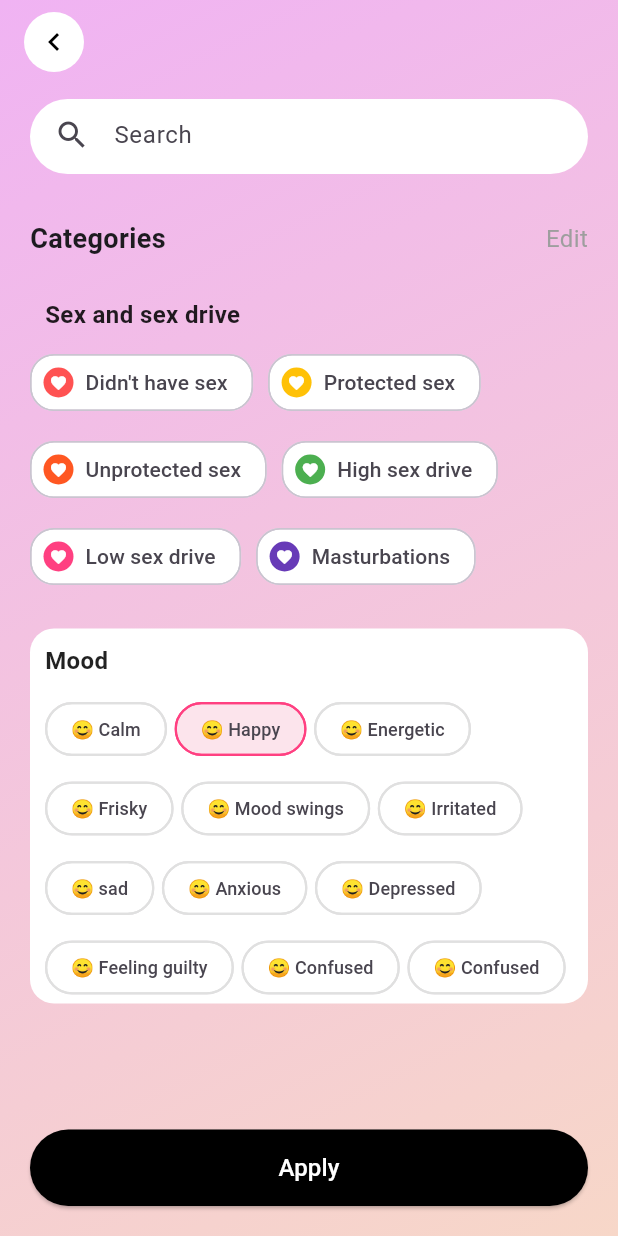
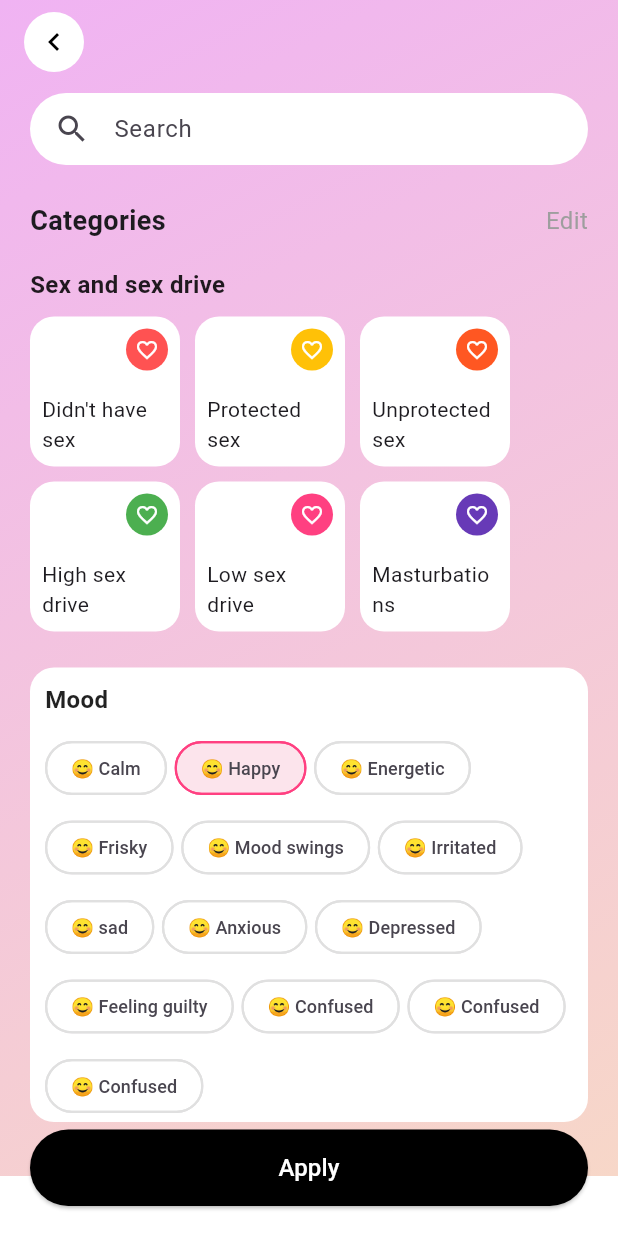
Before and after one commit to ClarenceLaria/ovia, a Flutter app: the MoodAndSexTracker screen opened directly, on a phone screen of 412 x 824 dp. Run offline on Flutter 3.47's test engine with Material 3 defaults, Android fonts, the light colour scheme and no system bars; our stand-ins replace smooth_page_indicator, table_calendar.

Commit message:
Mood tracker updates

```diff
--- a/lib/screens/mood_and_sex_tracker.dart
+++ b/lib/screens/mood_and_sex_tracker.dart
@@ -9,7 +9,7 @@ class MoodAndSexTracker extends StatelessWidget {
       extendBodyBehindAppBar: true,
       appBar: AppBar(
         leading: Padding(
-          padding: const EdgeInsets.only(left: 16.0, top: 8.0, bottom: 8.0),
+          padding: const EdgeInsets.only(left: 16.0, top:8.0, bottom: 8.0),
           child: Container(
             width: 36,
             height: 36,
@@ -33,25 +33,35 @@ class MoodAndSexTracker extends StatelessWidget {
                 begin: Alignment.topLeft,
                 end: Alignment.bottomRight,
                 colors: [
-                  Color(0xFFF0B3F3),
-                  Color(0xFFF7D7C8),
+                  Color(0xFFF0B3F3), // light purple-pink
+                  Color(0xFFF7D7C8), // light peach
                 ],
               ),
             ),
             child: SafeArea(
-              child: CustomScrollView(
-                slivers: [
-                  SliverPersistentHeader(
-                    pinned: true,
-                    delegate: _StickySearchBarDelegate(),
-                  ),
-                  SliverToBoxAdapter(
-                    child: Padding(
-                      padding: const EdgeInsets.symmetric(horizontal: 20, vertical: 10),
+              child: SingleChildScrollView(
+                padding: const EdgeInsets.symmetric(horizontal: 20, vertical: 6),
                 child: Column(
                   crossAxisAlignment: CrossAxisAlignment.start,
                   children: [
-                          const SizedBox(height: 10),
+                    // Back button and search
+                    Container(
+                      padding: const EdgeInsets.symmetric(horizontal: 16),
+                      decoration: BoxDecoration(
+                        color: Colors.white,
+                        borderRadius: BorderRadius.circular(30),
+                      ),
+                      child: const TextField(
+                        decoration: InputDecoration(
+                          hintText: 'Search',
+                          border: InputBorder.none,
+                          icon: Icon(Icons.search),
+                        ),
+                      ),
+                    ),
+                    const SizedBox(height: 24),
+
+                    // Categories title
                     const Row(
                       mainAxisAlignment: MainAxisAlignment.spaceBetween,
                       children: [
@@ -68,7 +78,9 @@ class MoodAndSexTracker extends StatelessWidget {
                         ),
                       ],
                     ),
-                          const SizedBox(height: 16),
+                    const SizedBox(height: 8),
+
+                    // Sex and sex drive
                     _sectionTitle('Sex and sex drive'),
                     const Wrap(
                       spacing: 10,
@@ -83,6 +95,8 @@ class MoodAndSexTracker extends StatelessWidget {
                       ],
                     ),
                     const SizedBox(height: 24),
+
+                    // Mood section
                     Container(
                       width: double.infinity,
                       decoration: BoxDecoration(
@@ -92,7 +106,11 @@ class MoodAndSexTracker extends StatelessWidget {
                       child: Column(
                         crossAxisAlignment: CrossAxisAlignment.start,
                         children: [
-                                _sectionTitle('Mood'),
+                          Padding(
+                            padding: const EdgeInsets.symmetric(horizontal: 10.0),
+                            child: _sectionTitle('Mood'),
+                          ),
+
                           Container(
                             padding: const EdgeInsets.symmetric(horizontal: 10),
                             child: const Wrap(
@@ -111,26 +129,26 @@ class MoodAndSexTracker extends StatelessWidget {
                                 _MoodChip(text: "😊 Feeling guilty"),
                                 _MoodChip(text: "😊 Confused"),
                                 _MoodChip(text: "😊 Confused"),
+                                _MoodChip(text: "😊 Confused"),
                               ],
                             ),
                           ),
                         ],
                       ),
                     ),
-                          const SizedBox(height: 80), // Spacer to prevent content under FAB
+                    const SizedBox(height: 30), // Bottom padding for scroll
                   ],
                 ),
               ),
             ),
-                ],
           ),
-            ),
-          ),
-          // Floating Apply Button
-          Positioned(
-            left: 20,
-            right: 20,
-            bottom: 20,
+          // Apply button
+          Align(
+            alignment: Alignment.bottomCenter,
+            child: Padding(
+              padding: const EdgeInsets.symmetric(horizontal: 20, vertical: 20),
+              child: SizedBox(
+                width: double.infinity,
                 child: ElevatedButton(
                   style: ElevatedButton.styleFrom(
                     backgroundColor: Colors.black,
@@ -146,6 +164,8 @@ class MoodAndSexTracker extends StatelessWidget {
                   ),
                 ),
               ),
+            ),
+          ),
         ],
       ),
     );
@@ -153,7 +173,7 @@ class MoodAndSexTracker extends StatelessWidget {
 
   Widget _sectionTitle(String title) {
     return Padding(
-      padding: const EdgeInsets.symmetric(horizontal: 10, vertical: 10),
+      padding: const EdgeInsets.symmetric(vertical: 10),
       child: Text(
         title,
         style: const TextStyle(
@@ -166,45 +186,7 @@ class MoodAndSexTracker extends StatelessWidget {
   }
 }
 
-// Sticky Search Bar Delegate
-class _StickySearchBarDelegate extends SliverPersistentHeaderDelegate {
-  final double _height = 70;
-
-  @override
-  double get minExtent => _height;
-  @override
-  double get maxExtent => _height;
-
-  @override
-  Widget build(BuildContext context, double shrinkOffset, bool overlapsContent) {
-    return SizedBox(
-      height: maxExtent,
-      child: Container(
-        color: Colors.transparent,
-        padding: const EdgeInsets.fromLTRB(20, 10, 20, 10),
-        child: Container(
-          padding: const EdgeInsets.symmetric(horizontal: 16),
-          decoration: BoxDecoration(
-            color: Colors.white,
-            borderRadius: BorderRadius.circular(30),
-          ),
-          child: const TextField(
-            decoration: InputDecoration(
-              hintText: 'Search',
-              border: InputBorder.none,
-              icon: Icon(Icons.search),
-            ),
-          ),
-        ),
-      ),
-    );
-  }
-
-  @override
-  bool shouldRebuild(covariant SliverPersistentHeaderDelegate oldDelegate) => false;
-}
-
-// Custom Chips
+// Reusable chip with icon and background color
 class _IconChip extends StatelessWidget {
   final String text;
   final Color color;
@@ -213,21 +195,37 @@ class _IconChip extends StatelessWidget {
 
   @override
   Widget build(BuildContext context) {
-    return Chip(
-      avatar: CircleAvatar(
+    return Container(
+      height: 100,
+      width: 100,
+      decoration: BoxDecoration(
+        borderRadius: BorderRadius.circular(16),
+        color: Colors.white,
+      ),
+      child: Padding(
+        padding: const EdgeInsets.all(8.0),
+        child: Stack(
+          children: [
+            Align(
+              alignment: Alignment.bottomRight,
+              child: Text(text, style: const TextStyle(fontSize: 14,),)
+            ),
+            Align(
+              alignment: Alignment.topRight,
+              child: CircleAvatar(
                 backgroundColor: color,
-        radius: 10,
-        child: const Icon(Icons.favorite, size: 12, color: Colors.white),
+                radius: 14,
+                child: const Icon(Icons.favorite_outline, size: 16, color: Colors.white),
               ),
-      backgroundColor: Colors.white,
-      label: Text(text),
-      shape: RoundedRectangleBorder(
-        borderRadius: BorderRadius.circular(16),
+            ),
+          ],
+        ),
       ),
     );
   }
 }
 
+// Mood chip with optional selection styling
 class _MoodChip extends StatelessWidget {
   final String text;
   final bool selected;
```
Lines whose indentation alone changed are shown as unchanged.
